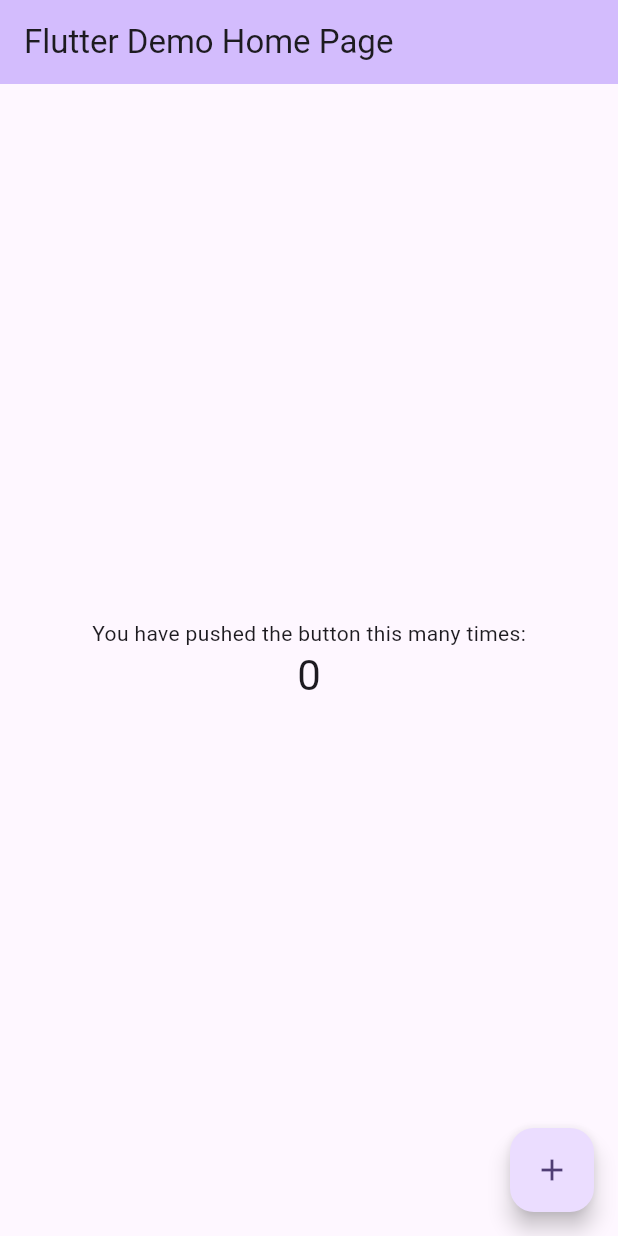
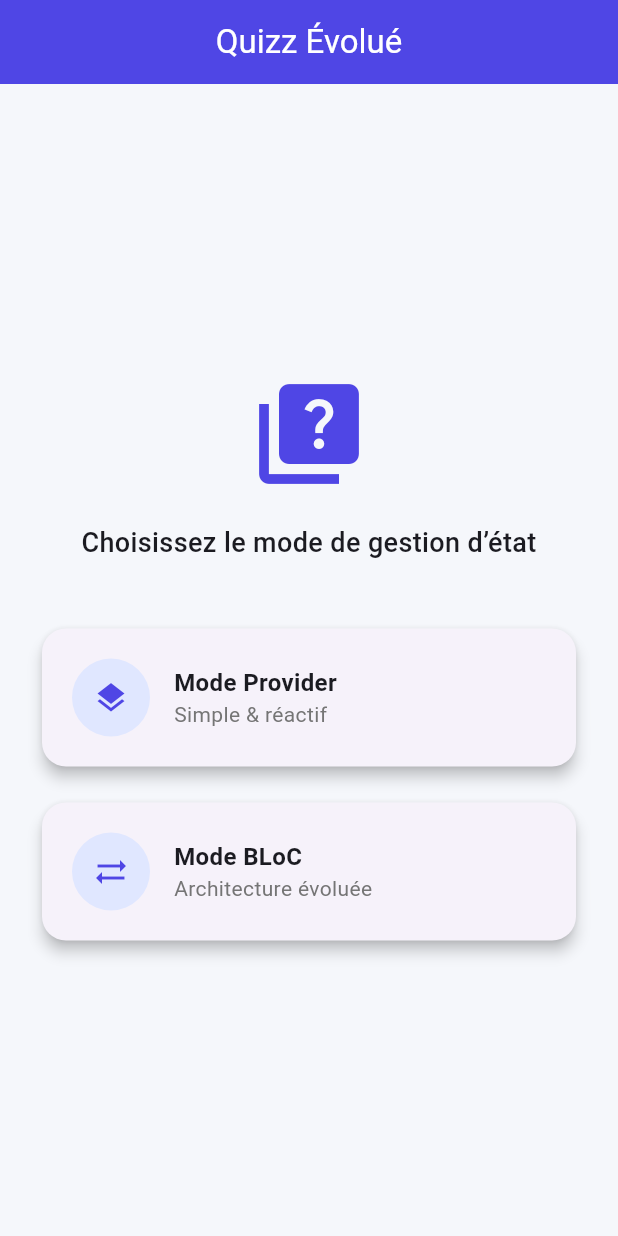
Before and after one commit to Imene-Amirat/flutter-quizz-evolue-app, a Flutter app: the screen it shows after launch, on a phone screen of 412 x 824 dp. Run offline on Flutter 3.47's test engine with Material 3 defaults, Android fonts, the light colour scheme and no system bars.

Commit message:
Implement quiz functionality with Provider and BLoC patterns

```diff
--- a/lib/main.dart
+++ b/lib/main.dart
@@ -1,122 +1,40 @@
 import 'package:flutter/material.dart';
+import 'package:provider/provider.dart';
+import 'data/repositories/quiz_repository.dart';
+import 'providers/quiz_provider.dart';
+import 'presentation/pages/home_page.dart';
 
 void main() {
-  runApp(const MyApp());
+  runApp(
+    ChangeNotifierProvider(
+      create: (_) => QuizProvider(QuizRepository()),
+      child: const MyApp(),
+    ),
+  );
 }
 
 class MyApp extends StatelessWidget {
   const MyApp({super.key});
 
-  // This widget is the root of your application.
   @override
   Widget build(BuildContext context) {
     return MaterialApp(
-      title: 'Flutter Demo',
+      title: 'Quizz Évolué',
+      debugShowCheckedModeBanner: false,
       theme: ThemeData(
-        // This is the theme of your application.
-        //
-        // TRY THIS: Try running your application with "flutter run". You'll see
-        // the application has a purple toolbar. Then, without quitting the app,
-        // try changing the seedColor in the colorScheme below to Colors.green
-        // and then invoke "hot reload" (save your changes or press the "hot
-        // reload" button in a Flutter-supported IDE, or press "r" if you used
-        // the command line to start the app).
-        //
-        // Notice that the counter didn't reset back to zero; the application
-        // state is not lost during the reload. To reset the state, use hot
-        // restart instead.
-        //
-        // This works for code too, not just values: Most code changes can be
-        // tested with just a hot reload.
-        colorScheme: .fromSeed(seedColor: Colors.deepPurple),
+        useMaterial3: true,
+        colorScheme: ColorScheme.fromSeed(
+          seedColor: const Color(0xFF4F46E5), // Indigo moderne
+        ),
+        scaffoldBackgroundColor: const Color(0xFFF5F7FB),
+        appBarTheme: const AppBarTheme(
+          centerTitle: true,
+          backgroundColor: Color(0xFF4F46E5),
+          foregroundColor: Colors.white,
+          elevation: 0,
+        ),
       ),
-      home: const MyHomePage(title: 'Flutter Demo Home Page'),
+      home: const HomePage(),
     );
   }
 }
-
-class MyHomePage extends StatefulWidget {
-  const MyHomePage({super.key, required this.title});
-
-  // This widget is the home page of your application. It is stateful, meaning
-  // that it has a State object (defined below) that contains fields that affect
-  // how it looks.
-
-  // This class is the configuration for the state. It holds the values (in this
-  // case the title) provided by the parent (in this case the App widget) and
-  // used by the build method of the State. Fields in a Widget subclass are
-  // always marked "final".
-
-  final String title;
-
-  @override
-  State<MyHomePage> createState() => _MyHomePageState();
-}
-
-class _MyHomePageState extends State<MyHomePage> {
-  int _counter = 0;
-
-  void _incrementCounter() {
-    setState(() {
-      // This call to setState tells the Flutter framework that something has
-      // changed in this State, which causes it to rerun the build method below
-      // so that the display can reflect the updated values. If we changed
-      // _counter without calling setState(), then the build method would not be
-      // called again, and so nothing would appear to happen.
-      _counter++;
-    });
-  }
-
-  @override
-  Widget build(BuildContext context) {
-    // This method is rerun every time setState is called, for instance as done
-    // by the _incrementCounter method above.
-    //
-    // The Flutter framework has been optimized to make rerunning build methods
-    // fast, so that you can just rebuild anything that needs updating rather
-    // than having to individually change instances of widgets.
-    return Scaffold(
-      appBar: AppBar(
-        // TRY THIS: Try changing the color here to a specific color (to
-        // Colors.amber, perhaps?) and trigger a hot reload to see the AppBar
-        // change color while the other colors stay the same.
-        backgroundColor: Theme.of(context).colorScheme.inversePrimary,
-        // Here we take the value from the MyHomePage object that was created by
-        // the App.build method, and use it to set our appbar title.
-        title: Text(widget.title),
-      ),
-      body: Center(
-        // Center is a layout widget. It takes a single child and positions it
-        // in the middle of the parent.
-        child: Column(
-          // Column is also a layout widget. It takes a list of children and
-          // arranges them vertically. By default, it sizes itself to fit its
-          // children horizontally, and tries to be as tall as its parent.
-          //
-          // Column has various properties to control how it sizes itself and
-          // how it positions its children. Here we use mainAxisAlignment to
-          // center the children vertically; the main axis here is the vertical
-          // axis because Columns are vertical (the cross axis would be
-          // horizontal).
-          //
-          // TRY THIS: Invoke "debug painting" (choose the "Toggle Debug Paint"
-          // action in the IDE, or press "p" in the console), to see the
-          // wireframe for each widget.
-          mainAxisAlignment: .center,
-          children: [
-            const Text('You have pushed the button this many times:'),
-            Text(
-              '$_counter',
-              style: Theme.of(context).textTheme.headlineMedium,
-            ),
-          ],
-        ),
-      ),
-      floatingActionButton: FloatingActionButton(
-        onPressed: _incrementCounter,
-        tooltip: 'Increment',
-        child: const Icon(Icons.add),
-      ),
-    );
-  }
-}
--- /dev/null
+++ b/lib/presentation/pages/home_page.dart
@@ -0,0 +1,104 @@
+import 'package:flutter/material.dart';
+import 'quiz_provider_page.dart';
+import 'quiz_bloc_page.dart';
+
+class HomePage extends StatelessWidget {
+  const HomePage({super.key});
+
+  @override
+  Widget build(BuildContext context) {
+    return Scaffold(
+      appBar: AppBar(title: const Text("Quizz Évolué")),
+      body: Padding(
+        padding: const EdgeInsets.all(24),
+        child: Column(
+          mainAxisAlignment: MainAxisAlignment.center,
+          children: [
+            const Icon(Icons.quiz, size: 80, color: Color(0xFF4F46E5)),
+            const SizedBox(height: 20),
+            const Text(
+              "Choisissez le mode de gestion d’état",
+              textAlign: TextAlign.center,
+              style: TextStyle(fontSize: 18, fontWeight: FontWeight.w500),
+            ),
+            const SizedBox(height: 40),
+
+            _ModeButton(
+              title: "Mode Provider",
+              subtitle: "Simple & réactif",
+              icon: Icons.layers,
+              onTap: () => Navigator.push(
+                context,
+                MaterialPageRoute(builder: (_) => const QuizProviderPage()),
+              ),
+            ),
+
+            const SizedBox(height: 16),
+
+            _ModeButton(
+              title: "Mode BLoC",
+              subtitle: "Architecture évoluée",
+              icon: Icons.sync_alt,
+              onTap: () => Navigator.push(
+                context,
+                MaterialPageRoute(builder: (_) => const QuizBlocPage()),
+              ),
+            ),
+          ],
+        ),
+      ),
+    );
+  }
+}
+
+class _ModeButton extends StatelessWidget {
+  final String title;
+  final String subtitle;
+  final IconData icon;
+  final VoidCallback onTap;
+
+  const _ModeButton({
+    required this.title,
+    required this.subtitle,
+    required this.icon,
+    required this.onTap,
+  });
+
+  @override
+  Widget build(BuildContext context) {
+    return InkWell(
+      borderRadius: BorderRadius.circular(16),
+      onTap: onTap,
+      child: Card(
+        elevation: 4,
+        shape: RoundedRectangleBorder(borderRadius: BorderRadius.circular(16)),
+        child: Padding(
+          padding: const EdgeInsets.all(20),
+          child: Row(
+            children: [
+              CircleAvatar(
+                radius: 26,
+                backgroundColor: const Color(0xFFE0E7FF),
+                child: Icon(icon, color: Color(0xFF4F46E5)),
+              ),
+              const SizedBox(width: 16),
+              Column(
+                crossAxisAlignment: CrossAxisAlignment.start,
+                children: [
+                  Text(
+                    title,
+                    style: const TextStyle(
+                      fontSize: 16,
+                      fontWeight: FontWeight.bold,
+                    ),
+                  ),
+                  Text(subtitle, style: TextStyle(color: Colors.grey.shade600)),
+                ],
+              ),
+            ],
+          ),
+        ),
+      ),
+    );
+  }
+}
--- /dev/null
+++ b/lib/presentation/pages/quiz_bloc_page.dart
@@ -0,0 +1,54 @@
+import 'package:flutter/material.dart';
+import '../../business_logic/bloc/quiz_bloc.dart';
+import '../../business_logic/events/quiz_event.dart';
+import '../../data/repositories/quiz_repository.dart';
+import '../widgets/quiz_card.dart';
+
+class QuizBlocPage extends StatefulWidget {
+  const QuizBlocPage({super.key});
+
+  @override
+  State<QuizBlocPage> createState() => _QuizBlocPageState();
+}
+
+class _QuizBlocPageState extends State<QuizBlocPage> {
+  late QuizBloc bloc;
+
+  @override
+  void initState() {
+    bloc = QuizBloc(QuizRepository());
+    super.initState();
+  }
+
+  @override
+  void dispose() {
+    bloc.dispose();
+    super.dispose();
+  }
+
+  @override
+  Widget build(BuildContext context) {
+    return Scaffold(
+      appBar: AppBar(title: const Text("Quizz - BLoC")),
+      body: StreamBuilder(
+        stream: bloc.stream,
+        builder: (context, snapshot) {
+          if (!snapshot.hasData) return const CircularProgressIndicator();
+          final state = snapshot.data!;
+          return Center(
+            child: QuizCard(
+              question: state.current.text,
+              onTrue: () => bloc.sink.add(AnswerEvent(true)),
+              onFalse: () => bloc.sink.add(AnswerEvent(false)),
+              onNext: () => bloc.sink.add(NextEvent()),
+              onRestart: () => bloc.sink.add(RestartEvent()),
+              finished: state.finished,
+              score: state.score,
+              total: state.questions.length,
+            ),
+          );
+        },
+      ),
+    );
+  }
+}
--- a/pubspec.yaml
+++ b/pubspec.yaml
@@ -34,6 +34,7 @@ dependencies:
   # The following adds the Cupertino Icons font to your application.
   # Use with the CupertinoIcons class for iOS style icons.
   cupertino_icons: ^1.0.8
+  provider: ^6.1.5+1
 
 dev_dependencies:
   flutter_test:
```
Also changed, not shown: lib/business_logic/bloc/quiz_bloc.dart (added, +54 -0 lines), lib/business_logic/events/quiz_event.dart (added, +10 -0 lines), lib/data/models/question.dart (added, +9 -0 lines), lib/data/repositories/quiz_repository.dart (added, +13 -0 lines), lib/presentation/pages/quiz_provider_page.dart (added, +29 -0 lines), lib/presentation/widgets/quiz_card.dart (added, +111 -0 lines), lib/providers/quiz_provider.dart (added, +34 -0 lines), pubspec.lock.
